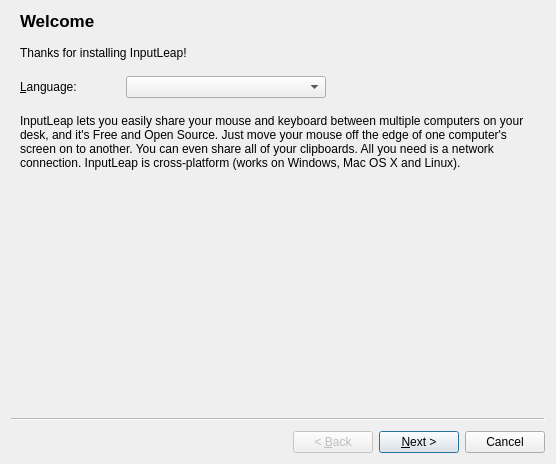
The window that src/gui/src/SetupWizard.ui (BigOreo/BlueBridge) describes before a commit, drawn with Qt 5.
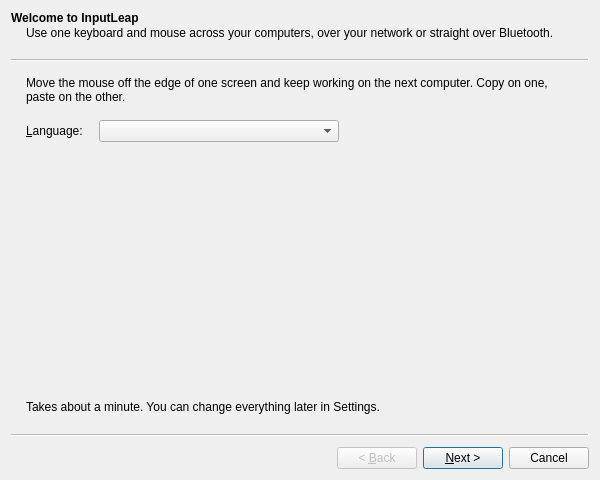
The same window after the commit.

Commit message: Clearer first-run setup and installer wording

Patch:
```diff
--- a/src/gui/src/SetupWizard.ui
+++ b/src/gui/src/SetupWizard.ui
@@ -6,20 +6,14 @@
    <rect>
     <x>0</x>
     <y>0</y>
-    <width>556</width>
-    <height>464</height>
+    <width>600</width>
+    <height>480</height>
    </rect>
   </property>
-  <property name="sizePolicy">
-   <sizepolicy hsizetype="Preferred" vsizetype="Preferred">
-    <horstretch>0</horstretch>
-    <verstretch>0</verstretch>
-   </sizepolicy>
-  </property>
   <property name="minimumSize">
    <size>
-    <width>500</width>
-    <height>390</height>
+    <width>540</width>
+    <height>420</height>
    </size>
   </property>
   <property name="windowTitle">
@@ -27,16 +21,19 @@
   </property>
   <widget class="QWizardPage" name="m_pWelcomePage">
    <property name="title">
-    <string>Welcome</string>
+    <string>Welcome to InputLeap</string>
    </property>
    <property name="subTitle">
-    <string notr="true"/>
+    <string>Use one keyboard and mouse across your computers, over your network or straight over Bluetooth.</string>
    </property>
-   <layout class="QVBoxLayout" name="verticalLayout_3">
+   <layout class="QVBoxLayout" name="welcomeLayout">
+    <property name="spacing">
+     <number>16</number>
+    </property>
     <item>
      <widget class="QLabel" name="label_3">
       <property name="text">
-       <string>Thanks for installing InputLeap!</string>
+       <string>Move the mouse off the edge of one screen and keep working on the next computer. Copy on one, paste on the other.</string>
       </property>
       <property name="wordWrap">
        <bool>true</bool>
@@ -44,31 +41,9 @@
      </widget>
     </item>
     <item>
-     <spacer name="verticalSpacer_6">
-      <property name="orientation">
-       <enum>Qt::Vertical</enum>
-      </property>
-      <property name="sizeType">
-       <enum>QSizePolicy::Fixed</enum>
-      </property>
-      <property name="sizeHint" stdset="0">
-       <size>
-        <width>20</width>
-        <height>10</height>
-       </size>
-      </property>
-     </spacer>
-    </item>
-    <item>
-     <layout class="QFormLayout" name="formLayout_3">
+     <layout class="QFormLayout" name="languageLayout">
       <item row="0" column="0">
-       <widget class="QLabel" name="label_4">
-        <property name="minimumSize">
-         <size>
-          <width>100</width>
-          <height>0</height>
-         </size>
-        </property>
+       <widget class="QLabel" name="m_pLabelLanguage">
         <property name="text">
          <string notr="true">&amp;Language:</string>
         </property>
@@ -81,7 +56,7 @@
        <widget class="QComboBox" name="m_pComboLanguage">
         <property name="maximumSize">
          <size>
-          <width>200</width>
+          <width>240</width>
           <height>16777215</height>
          </size>
         </property>
@@ -94,13 +69,10 @@
       <property name="orientation">
        <enum>Qt::Vertical</enum>
       </property>
-      <property name="sizeType">
-       <enum>QSizePolicy::Fixed</enum>
-      </property>
       <property name="sizeHint" stdset="0">
        <size>
         <width>20</width>
-        <height>10</height>
+        <height>0</height>
        </size>
       </property>
      </spacer>
@@ -111,7 +83,7 @@
        <locale language="English" country="UnitedKingdom"/>
       </property>
       <property name="text">
-       <string>InputLeap lets you easily share your mouse and keyboard between multiple computers on your desk, and it's Free and Open Source. Just move your mouse off the edge of one computer's screen on to another. You can even share all of your clipboards. All you need is a network connection. InputLeap is cross-platform (works on Windows, Mac OS X and Linux).</string>
+       <string>Takes about a minute. You can change everything later in Settings.</string>
       </property>
       <property name="wordWrap">
        <bool>true</bool>
```
Left out of the diff: 126 changed lines with no effect on the pictures. The commit also changes 4 other files.
